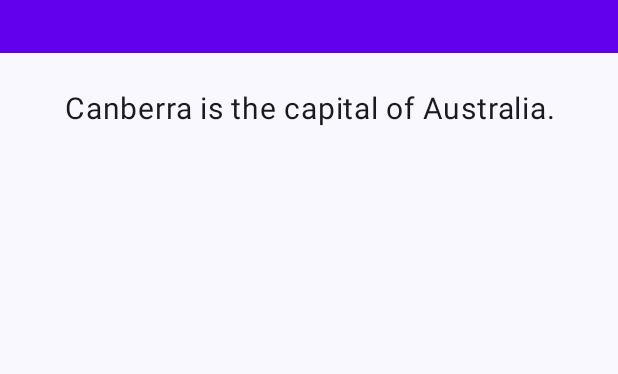
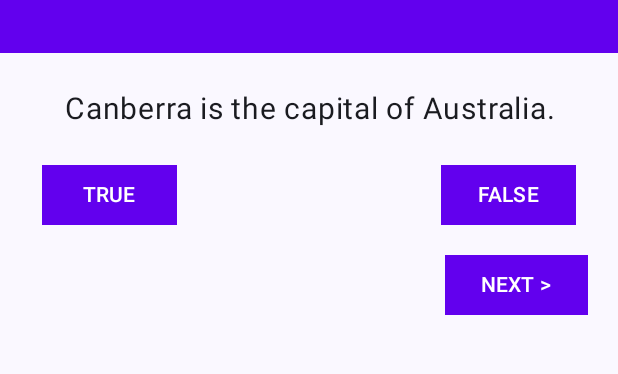
Before and after one commit to hronchizhevoshice/GeoQuiz, an Android app built with Jetpack Compose: the screen it shows after launch (MainActivity), on a phone screen of 412 x 824 dp, the part 97-471 px from its top. Run offline under Robolectric (Android 15) with nearby library versions, the phone set to English and light mode, and no system bars.

Commit message:
add buttons

```diff
--- a/app/src/main/java/com/example/geoquiz/MainActivity.kt
+++ b/app/src/main/java/com/example/geoquiz/MainActivity.kt
@@ -5,12 +5,18 @@ import androidx.activity.ComponentActivity
 import androidx.activity.compose.setContent
 import androidx.activity.enableEdgeToEdge
 import androidx.compose.foundation.background
+import androidx.compose.foundation.layout.Arrangement
 import androidx.compose.foundation.layout.Box
 import androidx.compose.foundation.layout.Column
+import androidx.compose.foundation.layout.Row
+import androidx.compose.foundation.layout.Spacer
 import androidx.compose.foundation.layout.fillMaxSize
 import androidx.compose.foundation.layout.fillMaxWidth
 import androidx.compose.foundation.layout.height
 import androidx.compose.foundation.layout.padding
+import androidx.compose.foundation.layout.width
+import androidx.compose.material3.Button
+import androidx.compose.material3.ButtonDefaults
 import androidx.compose.material3.Scaffold
 import androidx.compose.material3.Text
 import androidx.compose.runtime.Composable
@@ -21,6 +27,7 @@ import androidx.compose.runtime.setValue
 import androidx.compose.ui.Alignment
 import androidx.compose.ui.Modifier
 import androidx.compose.ui.graphics.Color
+import androidx.compose.ui.graphics.RectangleShape
 import androidx.compose.ui.text.font.FontWeight
 import androidx.compose.ui.text.style.TextAlign
 import androidx.compose.ui.tooling.preview.Preview
@@ -94,6 +101,56 @@ fun GeoQuiz(modifier: Modifier = Modifier) {
                 textAlign = TextAlign.Center
             )
         }
+        //true false
+        Row(
+            modifier = Modifier
+                .fillMaxWidth(),
+            horizontalArrangement = Arrangement.SpaceEvenly
+        ) {
+            Button(
+                onClick = {
+                },
+                modifier = Modifier
+                    .width(90.dp)
+                    .height(40.dp),
+                shape = RectangleShape,
+                colors = ButtonDefaults.buttonColors(containerColor = Color(0xFF6200EE))
+            ) {
+                Text("TRUE", fontSize = 14.sp)
+            }
+
+            Spacer(modifier = Modifier.width(120.dp))
+
+            Button(
+                onClick = {
+                },
+                modifier = Modifier
+                    .width(90.dp)
+                    .height(40.dp),
+                shape = RectangleShape,
+                colors = ButtonDefaults.buttonColors(containerColor = Color(0xFF6200EE))
+            ) {
+                Text("FALSE", fontSize = 14.sp)
+            }
+        }
+        // next
+        Row(
+            modifier = Modifier
+                .fillMaxWidth()
+                .padding(20.dp),
+            horizontalArrangement = Arrangement.End
+        ) {
+            Button(
+                onClick = {
+                },
+                modifier = Modifier
+                    .height(40.dp),
+                shape = RectangleShape,
+                colors = ButtonDefaults.buttonColors(containerColor = Color(0xFF6200EE))
+            ) {
+                Text("NEXT >", fontSize = 14.sp)
+            }
+        }
     }
 }
 
```
